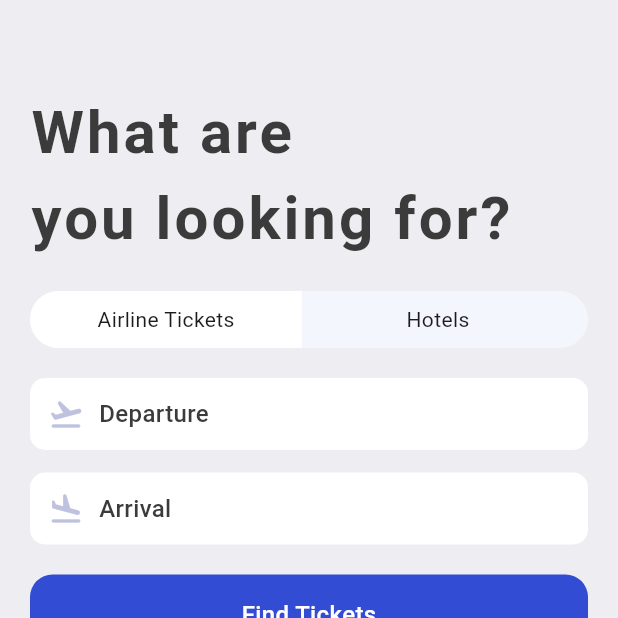
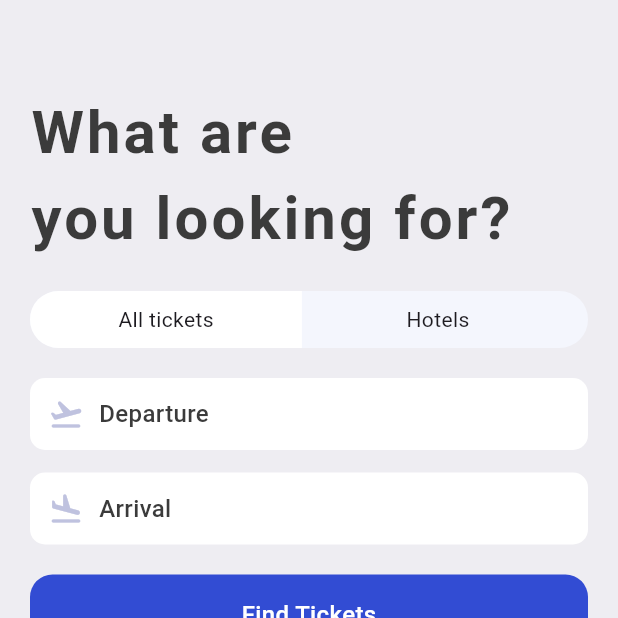
Before and after one commit to KaungMinSett/ticket_app, a Flutter app: the screen it shows after launch, item 2 of the bottom bar chosen, on a phone screen of 412 x 824 dp, the top half of it. Run offline on Flutter 3.47's test engine with Material 3 defaults, Android fonts, the phone set to English and light mode, and no system bars; our stand-ins replace fluentui_icons.

Commit message:
update ticket widget

```diff
--- a/lib/base/bottom_nav_bar.dart
+++ b/lib/base/bottom_nav_bar.dart
@@ -4,6 +4,7 @@ import 'package:flutter/material.dart';
 import 'package:ticket_app/base/res/styles/app_styles.dart';
 import 'package:ticket_app/screens/home/home_screen.dart';
 import 'package:ticket_app/screens/search/search_screen.dart';
+import 'package:ticket_app/screens/ticket/ticket_screen.dart';
 
 class BottomNavBar extends StatefulWidget {
   const BottomNavBar({super.key});
@@ -16,6 +17,7 @@ class _BottomNavBarState extends State<BottomNavBar> {
   final appScreens = [
     const HomeScreen(),
     const SearchScreen(),
+    const TicketScreen(),
     const Center(child: Text("Search")),
     const Center(child: Text("Tickets")),
     const Center(child: Text("Profile")),
--- a/lib/base/res/styles/app_styles.dart
+++ b/lib/base/res/styles/app_styles.dart
@@ -12,6 +12,9 @@ class AppStyles {
   static Color planeColor = const Color(0xffbfc2df);
   static Color findTicket = const Color(0xd91130ce);
   static Color circleColor = const Color(0xff189999);
+  static Color ticketColor = const Color(0xffffffff);
+  static Color bigDotColor = const Color(0xFF8ACCF7);
+  static Color planeSecondColor = const Color(0xFFBACCF7);
 
 
   static TextStyle headlineStyle1 = TextStyle(
--- a/lib/base/widgets/app_layoutbuilder_widget.dart
+++ b/lib/base/widgets/app_layoutbuilder_widget.dart
@@ -4,8 +4,9 @@ import 'package:flutter/material.dart';
 class AppLayoutBuilderWidget extends StatelessWidget {
   final int randomDivider;
   final double width;
+  final Color dashColor;
   const AppLayoutBuilderWidget(
-      {super.key, required this.randomDivider, this.width = 3});
+      {super.key, required this.randomDivider, this.width = 3,  this.dashColor = Colors.white});
 
   @override
   Widget build(BuildContext context) {
@@ -21,7 +22,7 @@ class AppLayoutBuilderWidget extends StatelessWidget {
                     height: 1,
                     child: DecoratedBox(
                       decoration: BoxDecoration(
-                        color: Colors.white,
+                        color: dashColor,
                       ),
                     ),
                   )));
--- a/lib/base/widgets/big_dot.dart
+++ b/lib/base/widgets/big_dot.dart
@@ -2,14 +2,15 @@ import 'package:flutter/cupertino.dart';
 import 'package:flutter/material.dart';
 
 class BigDot extends StatelessWidget {
-  const BigDot({super.key});
+  final Color dotColor;
+  const BigDot({super.key, required this.dotColor});
 
   @override
   Widget build(BuildContext context) {
     return Container(
       padding: EdgeInsets.all(3),
       decoration: BoxDecoration(
-        border: Border.all(width: 2.5, color: Colors.white
+        border: Border.all(width: 2.5, color: dotColor
         ),
         borderRadius: BorderRadius.circular(20)
       ),
--- a/lib/base/widgets/ticket_text_style.dart
+++ b/lib/base/widgets/ticket_text_style.dart
@@ -4,13 +4,14 @@ import '../res/styles/app_styles.dart';
 
 class TextStyleThird extends StatelessWidget {
   final String text;
-  const TextStyleThird({super.key, required this.text});
+  final Color textColor;
+  const TextStyleThird({super.key, required this.text,  this.textColor=Colors.white});
 
   @override
   Widget build(BuildContext context) {
     return Text(
       text,
-      style: AppStyles.headlineStyle3.copyWith(color: Colors.white),
+      style: AppStyles.headlineStyle3.copyWith(color: textColor),
     );
   }
 }
--- a/lib/base/widgets/ticket_text_style_small.dart
+++ b/lib/base/widgets/ticket_text_style_small.dart
@@ -5,14 +5,15 @@ import '../res/styles/app_styles.dart';
 class TextStyleFourth extends StatelessWidget {
   final String text;
   final TextAlign align;
-  const TextStyleFourth({super.key, required this.text, this.align = TextAlign.start});
+  final Color textColor;
+  const TextStyleFourth({super.key, required this.text, this.align = TextAlign.start,  this.textColor = Colors.white});
 
   @override
   Widget build(BuildContext context) {
     return  Text(
       text,
       textAlign: align,
-      style: AppStyles.headlineStyle4.copyWith(color: Colors.white) ,
+      style: AppStyles.headlineStyle4.copyWith(color: textColor) ,
     );
   }
 }
--- a/lib/screens/home/home_screen.dart
+++ b/lib/screens/home/home_screen.dart
@@ -83,7 +83,11 @@ class HomeScreen extends StatelessWidget {
                   scrollDirection: Axis.horizontal,
                   child: Row(
                     children: ticketList.take(3).map((singleTicket) =>
-                        TicketView(ticket: singleTicket)
+                        TicketView(
+                          ticket: singleTicket,
+                          upperColor: AppStyles.ticketBlue,
+                          lowerColor: AppStyles.ticketOrange,
+                        )
                     ).toList(),
                   ),
                 ),
--- a/lib/screens/search/search_screen.dart
+++ b/lib/screens/search/search_screen.dart
@@ -26,7 +26,10 @@ class SearchScreen extends StatelessWidget {
               style: AppStyles.headlineStyle1
                   .copyWith(fontSize: 40, letterSpacing: 2.00)),
           const SizedBox(height: 20),
-          const AppTicketTabs(),
+          const AppTicketTabs(
+            firstTab: "All tickets",
+            secondTab: "Hotels",
+          ),
           const SizedBox(
             height: 20,
           ),
@@ -40,14 +43,17 @@ class SearchScreen extends StatelessWidget {
             height: 20,
           ),
           const FindTicket(),
-          const SizedBox(height: 40,),
+          const SizedBox(
+            height: 40,
+          ),
           AppDoubleText(
               bigText: 'Upcoming Flights',
               smallText: 'View all',
               func: () => Navigator.pushNamed(context, "/all_tickets")),
-          const SizedBox(height: 15,),
+          const SizedBox(
+            height: 15,
+          ),
           const TicketPromotion()
-
         ],
       ),
     );
--- a/lib/screens/search/widgets/app_ticket_tabs.dart
+++ b/lib/screens/search/widgets/app_ticket_tabs.dart
@@ -1,52 +1,55 @@
 import 'package:flutter/material.dart';
 
 class AppTicketTabs extends StatelessWidget {
-  const AppTicketTabs({super.key});
+  final String firstTab;
+  final String secondTab;
+  const AppTicketTabs({super.key, required this.firstTab, required this.secondTab});
 
   @override
   Widget build(BuildContext context) {
-    final size = MediaQuery.of(context).size;
     return Container(
-
         decoration: BoxDecoration(
           borderRadius: BorderRadius.circular(50),
           color: const Color(0xfff4f6fd),
         ),
         child: Row(
           children: [
-          Container(
-            decoration: const BoxDecoration(
-              color: Colors.white,
-              borderRadius: BorderRadius.horizontal(left: Radius.circular(50)),
+            AppTabs(
+              tabText: firstTab,
+            ),
+            AppTabs(
+              tabText: secondTab,
+              tabBorder: true,
+              tabColor: true,
+            )
+          ],
+        ));
+  }
+}
 
-            ),
+class AppTabs extends StatelessWidget {
+  final String tabText;
+  final bool tabBorder;
+  final bool tabColor;
+  const AppTabs(
+      {super.key,
+      this.tabText = '',
+      this.tabBorder = false,
+      this.tabColor = false});
+
+  @override
+  Widget build(BuildContext context) {
+    final size = MediaQuery.of(context).size;
+    return Container(
+        decoration: BoxDecoration(
+            color: tabColor == false ? Colors.white : Colors.transparent,
+            borderRadius: tabBorder == false
+                ? BorderRadius.horizontal(left: Radius.circular(50))
+                : BorderRadius.horizontal(right: Radius.circular(50))),
         padding: const EdgeInsets.symmetric(vertical: 9),
         width: size.width * 0.44,
-            child: const Center(
-              child: Text(
-                "Airline Tickets"
-              ),
-            )
-          ),
-          Container(
-              decoration: const BoxDecoration(
-                color: Colors.transparent,
-                borderRadius: BorderRadius.horizontal(right: Radius.circular(50)),
-
-              ),
-              padding: const EdgeInsets.symmetric(vertical: 9),
-              width: size.width * 0.44,
-              child: const Center(
-                child: Text(
-                    "Hotels"
-                ),
-              )
-          ),
-
-        ],
-      )
-
-
-    );
+        child: Center(
+          child: Text(tabText),
+        ));
   }
 }
```
Also changed, not shown: lib/base/widgets/app_column_text_layout.dart (+8 -2 lines), lib/base/widgets/ticket_view.dart (+75 -65 lines), lib/screens/home/all_tickets.dart (+9 -6 lines), lib/screens/ticket/ticket_screen.dart (added, +50 -0 lines). Lines whose indentation alone changed are shown as unchanged.
